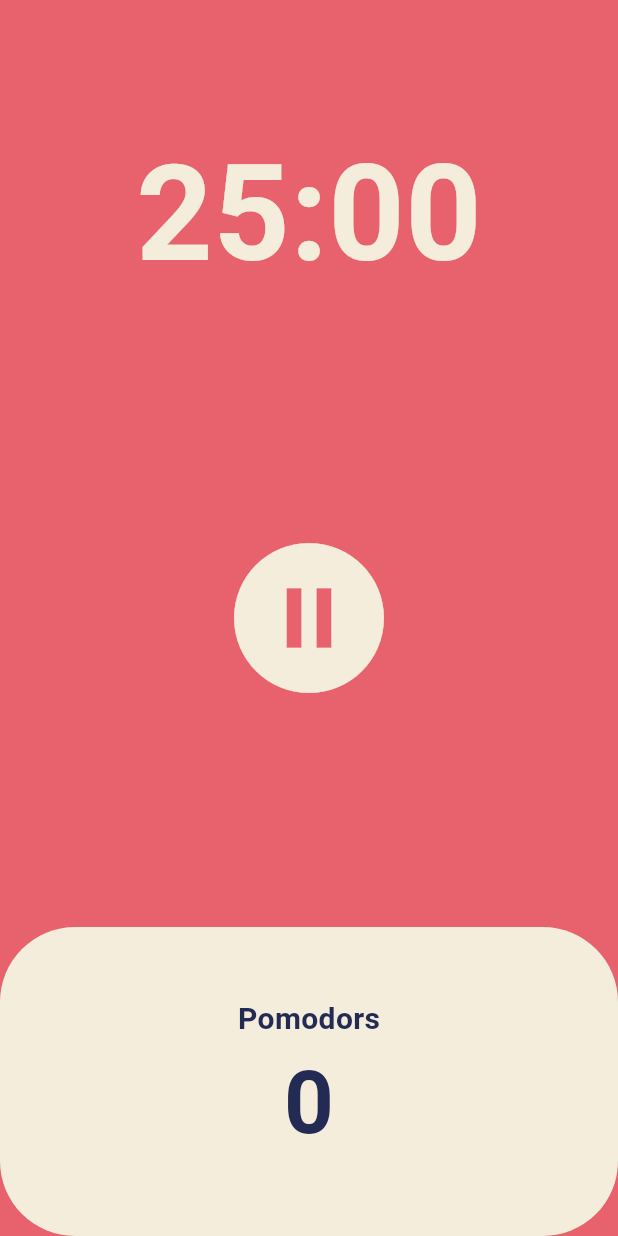
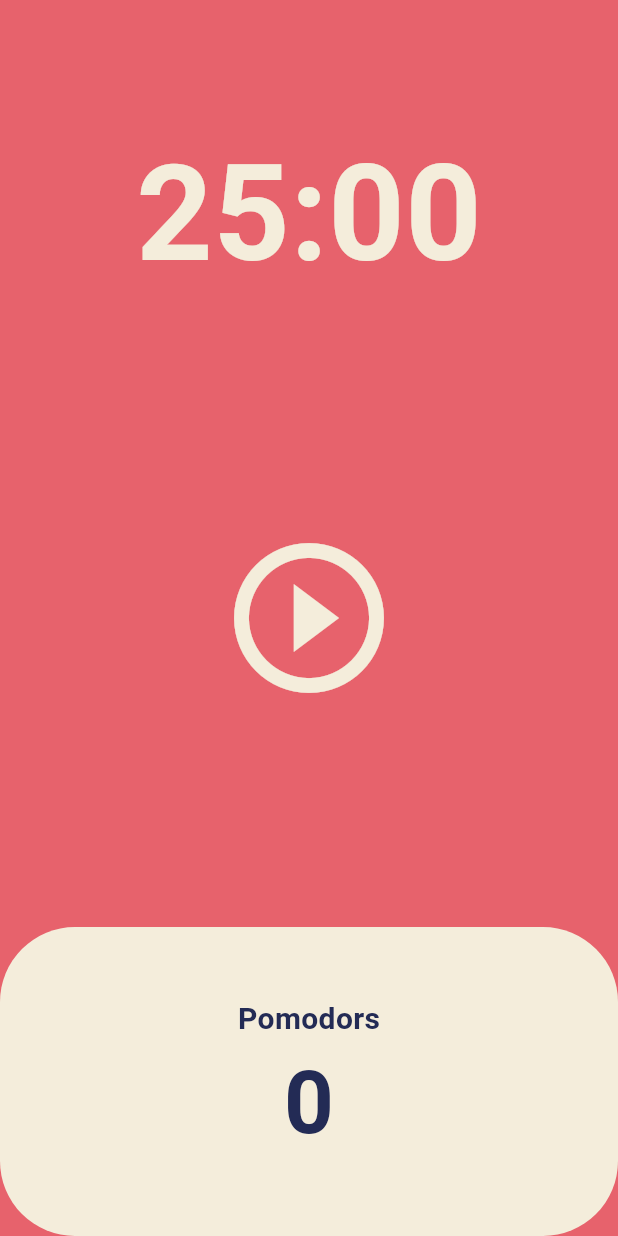
Before and after one commit to rltgjqmtkdydwk/flutter-study, a Flutter app: the screen it shows after launch, on a phone screen of 412 x 824 dp. Run offline on Flutter 3.47's test engine with Material 3 defaults, Android fonts, the phone set to English and light mode, and no system bars.

Commit message:
fix: timer pause error

```diff
--- a/nomadcoders-flutter-for-beginners/pomodoro_app/lib/screens/home_screen.dart
+++ b/nomadcoders-flutter-for-beginners/pomodoro_app/lib/screens/home_screen.dart
@@ -11,28 +11,29 @@ class HomeScreen extends StatefulWidget {
 
 class _HomeScreenState extends State<HomeScreen> {
   static const twentyFiveMinutes = 1500;
-  // 타이머 기능
-  int totalseconds = twentyFiveMinutes;
-  bool isRunning = false;
-  int totalPomodoros = 0;
+  int totalSeconds = twentyFiveMinutes;
+  bool isRunning = false; // 실행여부
+  int totalPomodoros = 0; // pomodoro 성공 횟수
   late Timer timer;
 
+  // timer 초기화
   void onTick(Timer timer) {
-    if (totalseconds == 0) {
+    if (totalSeconds == 0) {
       setState(() {
-        totalPomodoros = totalPomodoros + 1;
+        totalPomodoros += 1;
         isRunning = false;
-        totalseconds = totalseconds - 1;
+        totalSeconds = twentyFiveMinutes;
+      });
+      timer.cancel(); // 타이머 정지
+    } else {
+      setState(() {
+        totalSeconds -= 1;
       });
     }
-    // state를 변경(totalseconds-1)
-    setState(() {
-      totalseconds -= 1;
-    });
   }
 
+  // timer 시작
   void onStartPressed() {
-    // timer는 매 초마다 onTick()을 실행시킴
     timer = Timer.periodic(
       const Duration(seconds: 1),
       onTick,
@@ -42,15 +43,18 @@ class _HomeScreenState extends State<HomeScreen> {
     });
   }
 
+  // timer 정지
+  void onPausePressed() {
+    timer.cancel();
+    setState(() {
+      isRunning = false;
+    });
+  }
+
+  // 시간형식 포맷
   String format(int seconds) {
     var duration = Duration(seconds: seconds);
     return duration.toString().split(".").first.substring(2, 7);
-  }
-
-  // pause 기능
-  void onPausePressed() {
-    timer.cancel(); // 타이머 정지
-    isRunning = false;
   }
 
   @override
@@ -58,37 +62,36 @@ class _HomeScreenState extends State<HomeScreen> {
     return Scaffold(
       backgroundColor: Theme.of(context).colorScheme.background,
       body: Column(children: [
+        // 타이머
         Flexible(
           flex: 1,
           child: Container(
             alignment: Alignment.bottomCenter,
             child: Text(
-              format(totalseconds),
+              format(totalSeconds),
               style: TextStyle(
-                  color: Theme.of(context)
-                      .cardColor, //BuildContext를 이용해 다른 위젯의 cardColor 참조
+                  color: Theme.of(context).cardColor,
                   fontSize: 89,
                   fontWeight: FontWeight.w600),
             ),
           ),
         ),
+        // 실행 버튼
         Flexible(
             flex: 2,
             child: Center(
               child: IconButton(
                 iconSize: 120,
-                color: Theme.of(context)
-                    .cardColor, //BuildContext를 이용해 다른 위젯의 cardColor 참조
-                onPressed: isRunning
-                    ? onPausePressed
-                    : onStartPressed, // isRunning에 따라 일시정지 : 실행
+                color: Theme.of(context).cardColor,
+                onPressed: isRunning ? onPausePressed : onStartPressed,
                 icon: Icon(
                   isRunning
-                      ? Icons.play_circle_outline
-                      : Icons.pause_circle_filled_outlined,
-                ), // isRunning에 따라 실행버튼 : 일시정지버튼
+                      ? Icons.pause_circle_filled_outlined
+                      : Icons.play_circle_outline,
+                ),
               ),
             )),
+        // pomodoros 표시
         Flexible(
             flex: 1,
             child: Row(
@@ -96,8 +99,7 @@ class _HomeScreenState extends State<HomeScreen> {
                 Expanded(
                   child: Container(
                     decoration: BoxDecoration(
-                        color: Theme.of(context)
-                            .cardColor, //BuildContext를 이용해 다른 위젯의 cardColor 참조
+                        color: Theme.of(context).cardColor,
                         borderRadius: BorderRadius.circular(50)),
                     child: Column(
                       mainAxisAlignment: MainAxisAlignment.center,
@@ -118,7 +120,7 @@ class _HomeScreenState extends State<HomeScreen> {
                               fontWeight: FontWeight.w600,
                               color: Theme.of(context)
                                   .textTheme
-                                  .displayLarge! //이미 앞서 정의해줬기 때문에 null이 아니라는 뜻
+                                  .displayLarge!
                                   .color,
                             )),
                       ],
```
